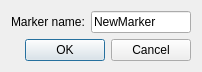
Above: src/corelibs/U2Designer/src/ui/EditMarkerDialog.ui from violethaze74/ugene before the change. Below: the same form after it.
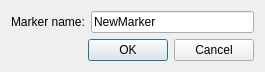
That is the form after the change.

Commit message: UGENE-2807 EditMarkerDialog resizes incorrect

```diff
--- a/src/corelibs/U2Designer/src/ui/EditMarkerDialog.ui
+++ b/src/corelibs/U2Designer/src/ui/EditMarkerDialog.ui
@@ -6,22 +6,22 @@
    <rect>
     <x>0</x>
     <y>0</y>
-    <width>202</width>
-    <height>71</height>
+    <width>265</width>
+    <height>88</height>
    </rect>
   </property>
-  <property name="sizePolicy">
-   <sizepolicy hsizetype="Fixed" vsizetype="Fixed">
-    <horstretch>0</horstretch>
-    <verstretch>0</verstretch>
-   </sizepolicy>
-  </property>
   <property name="windowTitle">
    <string>Edit Marker</string>
   </property>
   <layout class="QVBoxLayout" name="verticalLayout">
+   <property name="sizeConstraint">
+    <enum>QLayout::SetMinAndMaxSize</enum>
+   </property>
    <item>
     <layout class="QHBoxLayout" name="horizontalLayout">
+     <property name="sizeConstraint">
+      <enum>QLayout::SetMinAndMaxSize</enum>
+     </property>
      <item>
       <widget class="QLabel" name="label">
        <property name="text">
```
